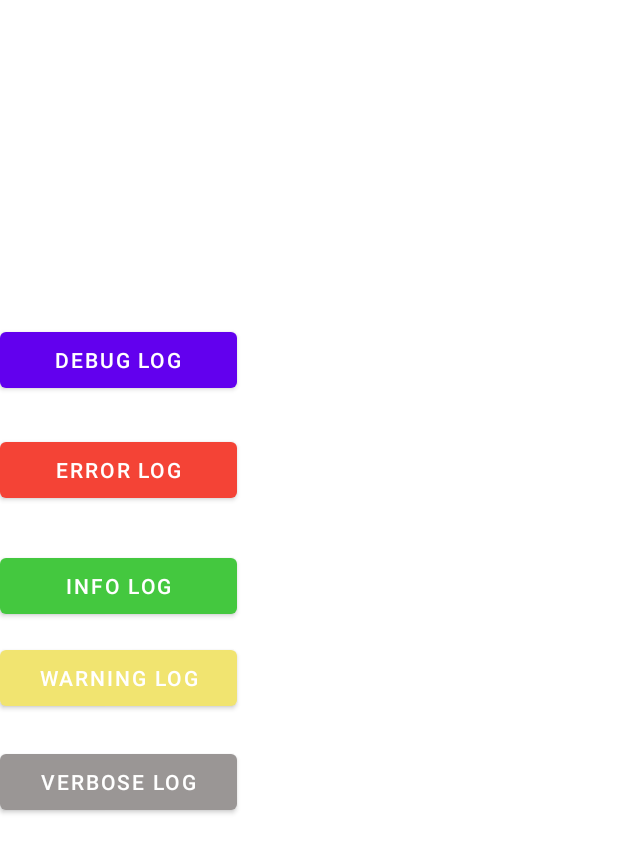
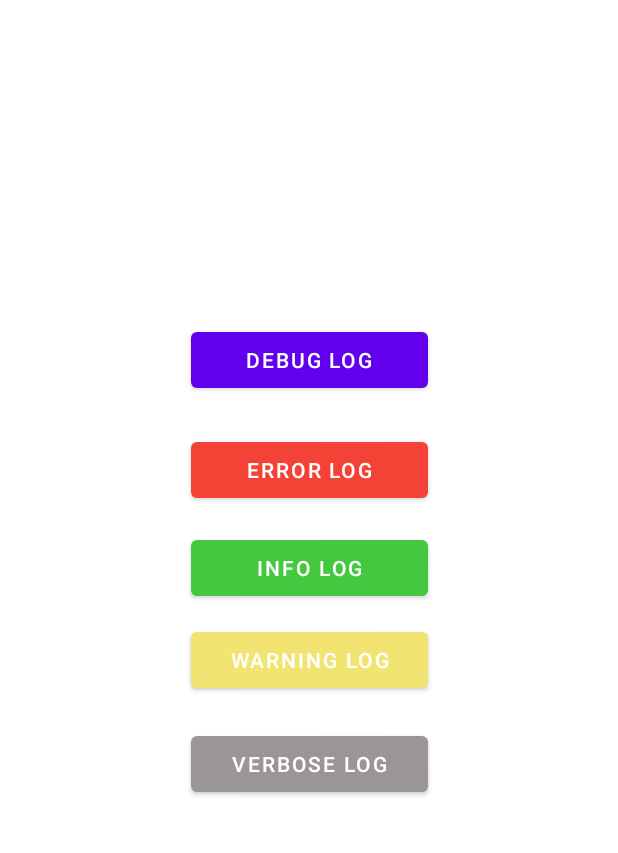
Before and after one commit to leto-silva/kotlin-debug, an Android app: the screen it shows after launch (MainActivity), on a phone screen of 412 x 824 dp. Shown: the top 853 px of the screen. Run offline under Robolectric (Android 15) with nearby library versions, the phone set to English and light mode, and no system bars; 2 statements that could not run were skipped.

Commit message:
Ajustando botoes

```diff
--- a/app/src/main/res/layout/activity_main.xml
+++ b/app/src/main/res/layout/activity_main.xml
@@ -13,8 +13,9 @@
         android:layout_marginTop="20dp"
         android:text="VERBOSE LOG"
         app:backgroundTint="#9A9695"
-        app:layout_constraintTop_toBottomOf="@+id/warningBTN"
-        tools:layout_editor_absoluteX="127dp" />
+        app:layout_constraintEnd_toEndOf="parent"
+        app:layout_constraintStart_toStartOf="parent"
+        app:layout_constraintTop_toBottomOf="@+id/warningBTN" />
 
     <Button
         android:id="@+id/warningBTN"
@@ -30,7 +31,7 @@
         android:id="@+id/infoBTN"
         android:layout_width="158dp"
         android:layout_height="49dp"
-        android:layout_marginTop="28dp"
+        android:layout_marginTop="16dp"
         android:text="INFO LOG"
         app:backgroundTint="#44C83F"
         app:layout_constraintStart_toStartOf="@+id/warningBTN"
```
